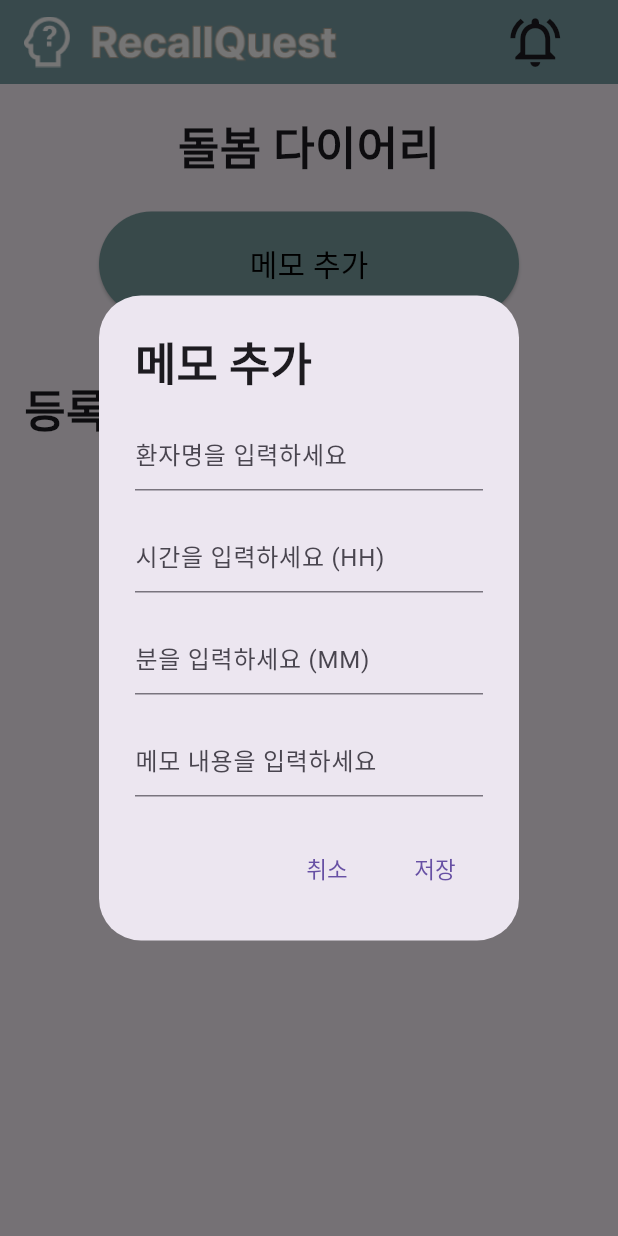
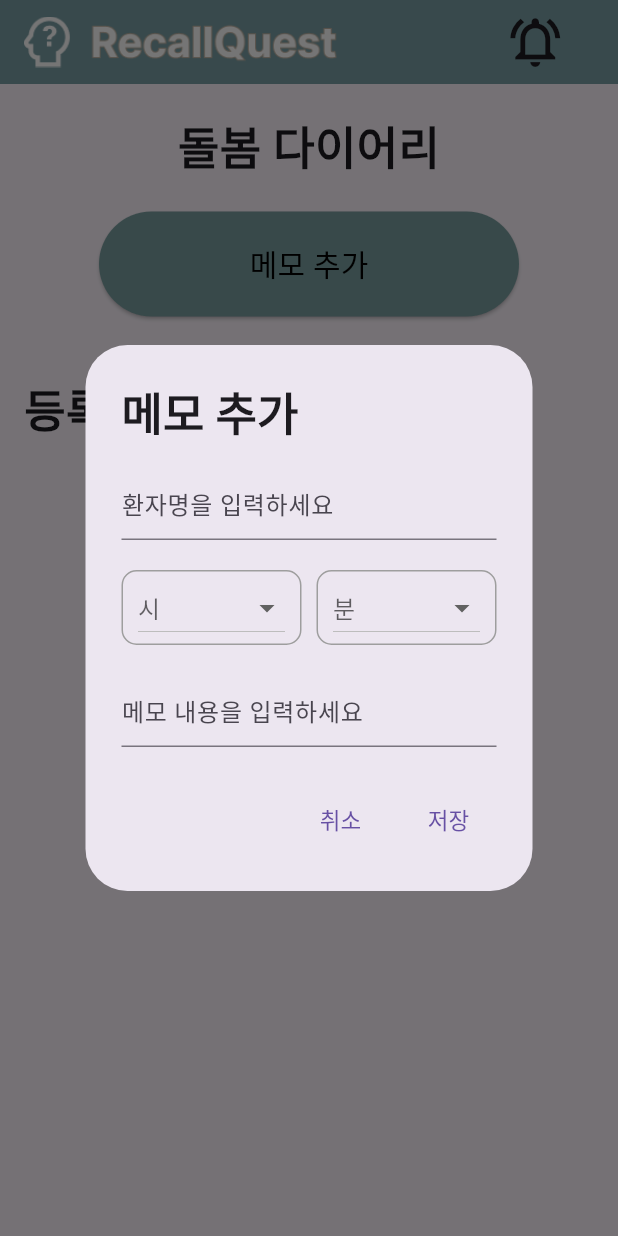
Before and after one commit to K-SW1/Front_End_Project, a Flutter app: the AddNoteScreen screen opened directly with empty values, after a tap on "메모 추가", on a phone screen of 412 x 824 dp. Run offline on Flutter 3.47's test engine with Material 3 defaults, Android fonts, the phone set to English and light mode, and no system bars; our stand-ins replace get, shared_preferences, table_calendar; missing offline and left inert: flutter_naver_map; accounts and stored records are empty; network calls fail.

Commit message:
docs : 메모 수정

```diff
--- a/lib/Calender/addNote.dart
+++ b/lib/Calender/addNote.dart
@@ -1,8 +1,3 @@
-/**
- *
- * // 등록된 메모 가져오기부터 수정하면 댐
-
- */
 import 'package:flutter/material.dart';
 import 'package:intl/intl.dart';
 import 'package:project/components/custom_appbar.dart';
@@ -22,8 +17,8 @@ class AddNoteScreen extends StatefulWidget {
 class _AddNoteScreenState extends State<AddNoteScreen> {
   TextEditingController _patientController = TextEditingController();
   TextEditingController _noteController = TextEditingController();
-  TextEditingController _hourController = TextEditingController();
-  TextEditingController _minuteController = TextEditingController();
+  int? _selectedHour;
+  int? _selectedMinute;
 
   List<Map<String, dynamic>> _diaryEntries = []; // 메모 데이터를 담는 리스트
 
@@ -42,9 +37,16 @@ class _AddNoteScreenState extends State<AddNoteScreen> {
       return;
     }
 
+    if (_selectedHour == null || _selectedMinute == null) {
+      ScaffoldMessenger.of(context).showSnackBar(
+        SnackBar(content: Text("시간을 선택해주세요!")),
+      );
+      return;
+    }
+
     final diary = {
       "name": _patientController.text,
-      "time": "${_hourController.text}:${_minuteController.text}",
+      "time": "${_selectedHour!}:${_selectedMinute!}",
       "memo": _noteController.text,
       "date": DateFormat('yyyyMMdd').format(widget.selectedDay), // yyyyMMdd 형식으로 날짜 변환
     };
@@ -120,6 +122,68 @@ class _AddNoteScreenState extends State<AddNoteScreen> {
     _fetchDiaryEntries(); // 화면이 열릴 때 해당 날짜의 메모를 불러옴
   }
 
+  // 시간 선택 드롭다운
+// 시간 선택 드롭다운
+// 시간 선택 드롭다운
+  Widget _buildHourDropdown() {
+    return Container(
+      width: 120, // 드롭다운의 너비 설정
+      height: 50, // 드롭다운의 높이 설정
+      padding: EdgeInsets.symmetric(horizontal: 10),
+      decoration: BoxDecoration(
+        border: Border.all(color: Colors.grey),
+        borderRadius: BorderRadius.circular(10),
+      ),
+      child: DropdownButton<int>(
+        isExpanded: true,
+        value: _selectedHour, // 선택된 값을 표시
+        hint: Text('시'),
+        items: List.generate(24, (index) => index).map((int value) {
+          return DropdownMenuItem (
+            value: value,
+            child: Text(value.toString()),
+          );
+        }).toList(),
+        onChanged: (value) {
+          setState(() {
+            _selectedHour = value!;
+            // print("선택된 시: $_selectedHour"); // 디버깅용 출력
+          });
+        },
+      ),
+    );
+  }
+
+// 분 선택 드롭다운
+  Widget _buildMinuteDropdown() {
+    return Container(
+      width: 120, // 드롭다운의 너비 설정
+      height: 50, // 드롭다운의 높이 설정
+      padding: EdgeInsets.symmetric(horizontal: 10),
+      decoration: BoxDecoration(
+        border: Border.all(color: Colors.grey),
+        borderRadius: BorderRadius.circular(10),
+      ),
+      child: DropdownButton<int>(
+        isExpanded: true,
+        value: _selectedMinute, // 선택된 값을 표시
+        hint: Text('분'),
+        items: List.generate(60, (index) => index).map((int value) {
+          return DropdownMenuItem (
+            value: value,
+            child: Text(value.toString()),
+          );
+        }).toList(),
+        onChanged: (value) {
+          setState(() {
+            _selectedMinute = value!;
+            // print("선택된 분: $_selectedMinute"); // 디버깅용 출력
+          });
+        },
+      ),
+    );
+  }
+
   @override
   Widget build(BuildContext context) {
     return Scaffold(
@@ -132,6 +196,7 @@ class _AddNoteScreenState extends State<AddNoteScreen> {
                 SizedBox(height: 20),
                 Text("돌봄 다이어리", style: TextStyle(fontSize: 30, fontWeight: FontWeight.bold)),
                 SizedBox(height: 20),
+
                 ElevatedButton(
                   onPressed: () {
                     // 메모 추가를 위한 다이얼로그를 띄움
@@ -145,9 +210,14 @@ class _AddNoteScreenState extends State<AddNoteScreen> {
                             children: [
                               TextField(controller: _patientController, decoration: InputDecoration(hintText: "환자명을 입력하세요")),
                               SizedBox(height: 20),
-                              TextField(controller: _hourController, decoration: InputDecoration(hintText: "시간을 입력하세요 (HH)"), keyboardType: TextInputType.number),
-                              SizedBox(height: 20),
-                              TextField(controller: _minuteController, decoration: InputDecoration(hintText: "분을 입력하세요 (MM)"), keyboardType: TextInputType.number),
+                              Row(
+                                mainAxisAlignment: MainAxisAlignment.spaceBetween,
+                                children: [
+                                  _buildHourDropdown(), // 시 선택 드롭다운
+                                  SizedBox(width: 10), // 시와 분 사이 간격 설정
+                                  _buildMinuteDropdown(), // 분 선택 드롭다운
+                                ],
+                              ),
                               SizedBox(height: 20),
                               TextField(controller: _noteController, decoration: InputDecoration(hintText: "메모 내용을 입력하세요")),
                             ],
@@ -159,7 +229,7 @@ class _AddNoteScreenState extends State<AddNoteScreen> {
                             ),
                             TextButton(
                               onPressed: () {
-                                if (_patientController.text.isNotEmpty && _hourController.text.isNotEmpty && _minuteController.text.isNotEmpty && _noteController.text.isNotEmpty) {
+                                if (_patientController.text.isNotEmpty && _selectedHour != null && _selectedMinute != null && _noteController.text.isNotEmpty) {
                                   _saveDiary(); // 메모 저장 요청
                                   Navigator.of(context).pop(); // 다이얼로그 닫기
                                 } else {
```
